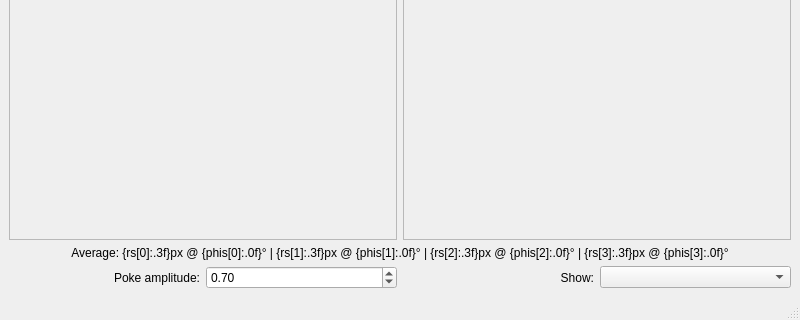
janis-hag/kalao-ics, file guis/ui/alignment.ui: the form before one commit; both pictures show x 0 to 800 and y 280 to 600 of the 800 by 600 pixel window.
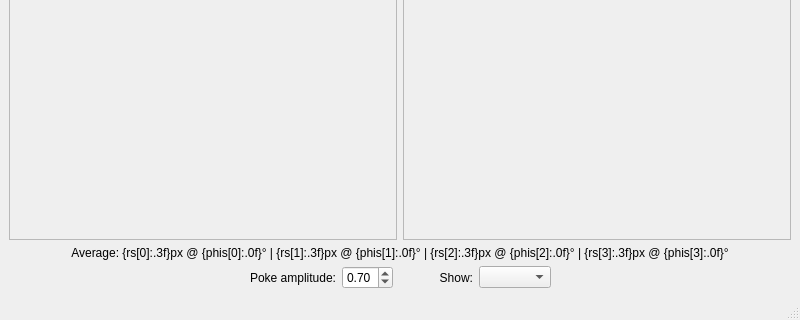
The form after the commit. Custom widgets are drawn as their Qt base class.

Diff of the .ui file:
```diff
--- a/guis/ui/alignment.ui
+++ b/guis/ui/alignment.ui
@@ -95,8 +95,27 @@
     </item>
     <item row="3" column="0" colspan="2">
      <layout class="QHBoxLayout" name="horizontalLayout">
+      <item>
+       <spacer name="horizontalSpacer">
+        <property name="orientation">
+         <enum>Qt::Horizontal</enum>
+        </property>
+        <property name="sizeHint" stdset="0">
+         <size>
+          <width>40</width>
+          <height>20</height>
+         </size>
+        </property>
+       </spacer>
+      </item>
       <item>
        <widget class="QLabel" name="poke_label">
+        <property name="sizePolicy">
+         <sizepolicy hsizetype="Fixed" vsizetype="Preferred">
+          <horstretch>0</horstretch>
+          <verstretch>0</verstretch>
+         </sizepolicy>
+        </property>
         <property name="text">
          <string>Poke amplitude:</string>
         </property>
@@ -107,6 +126,12 @@
       </item>
       <item>
        <widget class="QDoubleSpinBox" name="poke_spinbox">
+        <property name="sizePolicy">
+         <sizepolicy hsizetype="Fixed" vsizetype="Fixed">
+          <horstretch>0</horstretch>
+          <verstretch>0</verstretch>
+         </sizepolicy>
+        </property>
         <property name="maximum">
          <double>1.750000000000000</double>
         </property>
@@ -118,8 +143,30 @@
         </property>
        </widget>
       </item>
+      <item>
+       <spacer name="horizontalSpacer_2">
+        <property name="orientation">
+         <enum>Qt::Horizontal</enum>
+        </property>
+        <property name="sizeType">
+         <enum>QSizePolicy::Maximum</enum>
+        </property>
+        <property name="sizeHint" stdset="0">
+         <size>
+          <width>40</width>
+          <height>20</height>
+         </size>
+        </property>
+       </spacer>
+      </item>
       <item>
        <widget class="QLabel" name="label">
+        <property name="sizePolicy">
+         <sizepolicy hsizetype="Fixed" vsizetype="Preferred">
+          <horstretch>0</horstretch>
+          <verstretch>0</verstretch>
+         </sizepolicy>
+        </property>
         <property name="text">
          <string>Show:</string>
         </property>
@@ -130,11 +177,30 @@
       </item>
       <item>
        <widget class="QComboBox" name="states_combobox">
+        <property name="sizePolicy">
+         <sizepolicy hsizetype="Fixed" vsizetype="Fixed">
+          <horstretch>0</horstretch>
+          <verstretch>0</verstretch>
+         </sizepolicy>
+        </property>
         <property name="frame">
          <bool>true</bool>
         </property>
        </widget>
       </item>
+      <item>
+       <spacer name="horizontalSpacer_3">
+        <property name="orientation">
+         <enum>Qt::Horizontal</enum>
+        </property>
+        <property name="sizeHint" stdset="0">
+         <size>
+          <width>40</width>
+          <height>20</height>
+         </size>
+        </property>
+       </spacer>
+      </item>
      </layout>
     </item>
    </layout>
```
